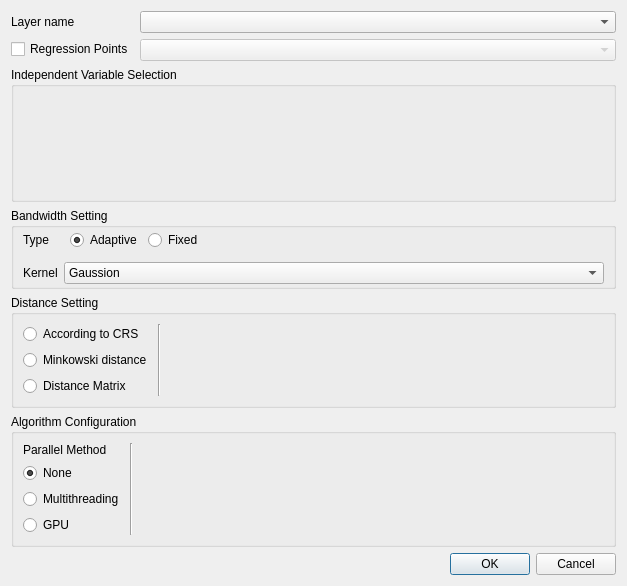
First picture: the form in gwmgwssoptionsdialog.ui, repository GWmodel-Lab/GWmodelS, before the edit.
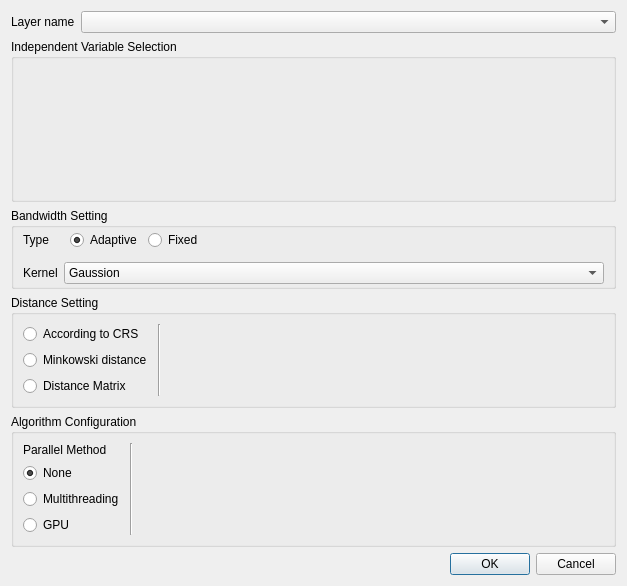
Second picture: the form after the edit. Custom widgets are drawn as their Qt base class.

What changed in the file:
```diff
--- a/gwmgwssoptionsdialog.ui
+++ b/gwmgwssoptionsdialog.ui
@@ -32,20 +32,6 @@
      <item row="0" column="1">
       <widget class="QComboBox" name="mLayerComboBox"/>
      </item>
-     <item row="1" column="0">
-      <widget class="QCheckBox" name="ckbRegressionPoints">
-       <property name="text">
-        <string>Regression Points</string>
-       </property>
-      </widget>
-     </item>
-     <item row="1" column="1">
-      <widget class="QComboBox" name="cmbRegressionLayerSelect">
-       <property name="enabled">
-        <bool>false</bool>
-       </property>
-      </widget>
-     </item>
     </layout>
    </item>
    <item>
```
